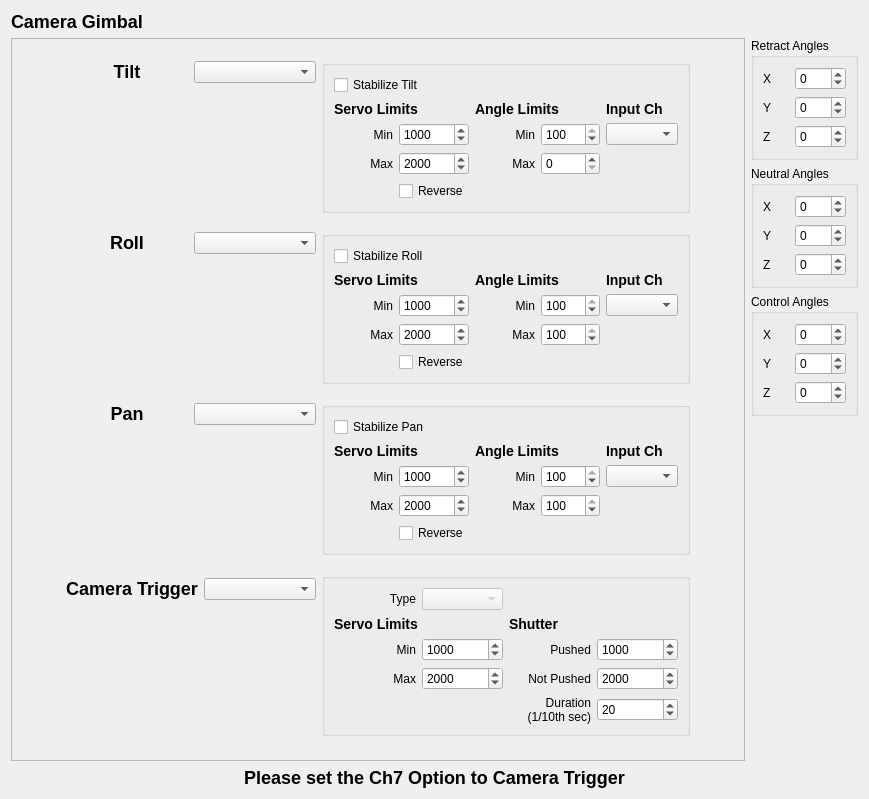
ArduPilot/apm_planner, file src/ui/configuration/CameraGimbalConfig.ui: the form before one commit.
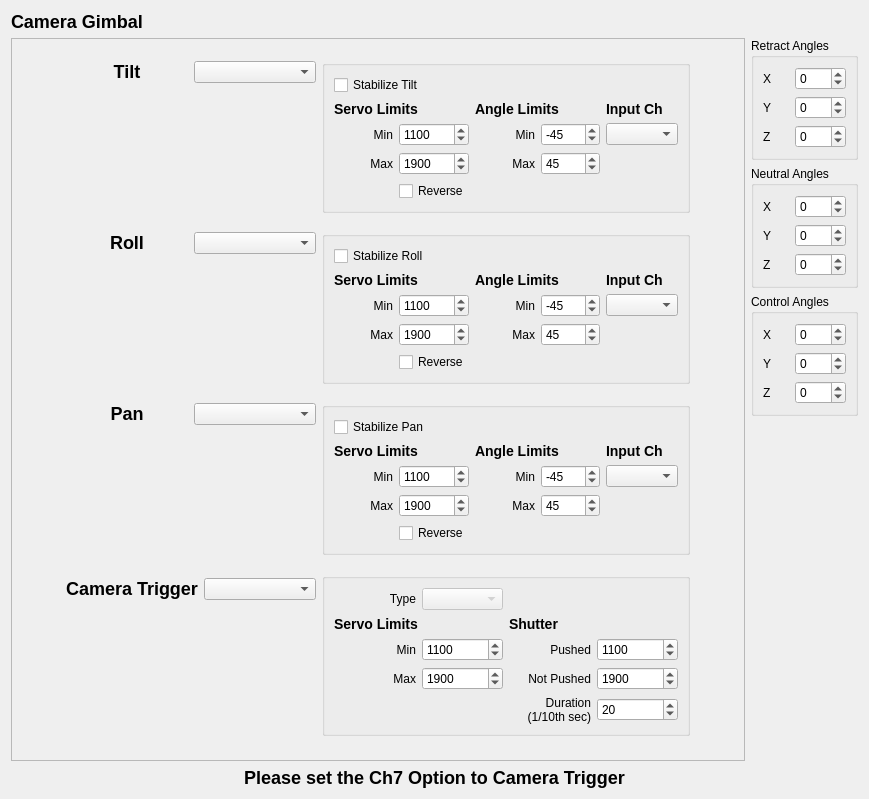
The form after the commit. Icons and pictures are not drawn.

Commit message: Camera Gimbal: Fixes spinbox ranges to stop errant inputs

Diff of the .ui file:
```diff
--- a/src/ui/configuration/CameraGimbalConfig.ui
+++ b/src/ui/configuration/CameraGimbalConfig.ui
@@ -147,33 +147,42 @@
                   <item row="2" column="3">
                    <widget class="QSpinBox" name="tiltAngleMinSpinBox">
                     <property name="minimum">
-                     <number>-100</number>
+                     <number>-90</number>
                     </property>
                     <property name="maximum">
-                     <number>100</number>
+                     <number>90</number>
                     </property>
                     <property name="value">
-                     <number>100</number>
+                     <number>-45</number>
                     </property>
                    </widget>
                   </item>
                   <item row="2" column="1">
                    <widget class="QSpinBox" name="tiltServoMinSpinBox">
+                    <property name="minimum">
+                     <number>900</number>
+                    </property>
                     <property name="maximum">
-                     <number>3000</number>
+                     <number>2100</number>
                     </property>
                     <property name="value">
-                     <number>1000</number>
+                     <number>1100</number>
                     </property>
                    </widget>
                   </item>
                   <item row="3" column="1">
                    <widget class="QSpinBox" name="tiltServoMaxSpinBox">
+                    <property name="minimum">
+                     <number>900</number>
+                    </property>
                     <property name="maximum">
-                     <number>3000</number>
+                     <number>2100</number>
+                    </property>
+                    <property name="singleStep">
+                     <number>1</number>
                     </property>
                     <property name="value">
-                     <number>2000</number>
+                     <number>1900</number>
                     </property>
                    </widget>
                   </item>
@@ -244,11 +253,17 @@
                   </item>
                   <item row="3" column="3">
                    <widget class="QSpinBox" name="tiltAngleMaxSpinBox">
+                    <property name="minimum">
+                     <number>-90</number>
+                    </property>
                     <property name="maximum">
-                     <number>100</number>
+                     <number>90</number>
+                    </property>
+                    <property name="singleStep">
+                     <number>1</number>
                     </property>
                     <property name="value">
-                     <number>0</number>
+                     <number>45</number>
                     </property>
                    </widget>
                   </item>
@@ -358,11 +373,14 @@
                   </item>
                   <item row="2" column="1">
                    <widget class="QSpinBox" name="rollServoMinSpinBox">
+                    <property name="minimum">
+                     <number>900</number>
+                    </property>
                     <property name="maximum">
-                     <number>3000</number>
+                     <number>2100</number>
                     </property>
                     <property name="value">
-                     <number>1000</number>
+                     <number>1100</number>
                     </property>
                    </widget>
                   </item>
@@ -379,13 +397,13 @@
                   <item row="2" column="3">
                    <widget class="QSpinBox" name="rollAngleMinSpinBox">
                     <property name="minimum">
-                     <number>-100</number>
+                     <number>-90</number>
                     </property>
                     <property name="maximum">
-                     <number>100</number>
+                     <number>90</number>
                     </property>
                     <property name="value">
-                     <number>100</number>
+                     <number>-45</number>
                     </property>
                    </widget>
                   </item>
@@ -404,11 +422,17 @@
                   </item>
                   <item row="3" column="1">
                    <widget class="QSpinBox" name="rollServoMaxSpinBox">
+                    <property name="minimum">
+                     <number>900</number>
+                    </property>
                     <property name="maximum">
-                     <number>3000</number>
+                     <number>2100</number>
+                    </property>
+                    <property name="singleStep">
+                     <number>1</number>
                     </property>
                     <property name="value">
-                     <number>2000</number>
+                     <number>1900</number>
                     </property>
                    </widget>
                   </item>
@@ -425,13 +449,16 @@
                   <item row="3" column="3">
                    <widget class="QSpinBox" name="rollAngleMaxSpinBox">
                     <property name="minimum">
-                     <number>-100</number>
+                     <number>-90</number>
                     </property>
                     <property name="maximum">
-                     <number>100</number>
+                     <number>90</number>
+                    </property>
+                    <property name="singleStep">
+                     <number>1</number>
                     </property>
                     <property name="value">
-                     <number>100</number>
+                     <number>45</number>
                     </property>
                    </widget>
                   </item>
@@ -519,11 +546,17 @@
                   </item>
                   <item row="3" column="1">
                    <widget class="QSpinBox" name="panServoMaxSpinBox">
+                    <property name="minimum">
+                     <number>900</number>
+                    </property>
                     <property name="maximum">
-                     <number>3000</number>
+                     <number>2100</number>
+                    </property>
+                    <property name="singleStep">
+                     <number>1</number>
                     </property>
                     <property name="value">
-                     <number>2000</number>
+                     <number>1900</number>
                     </property>
                    </widget>
                   </item>
@@ -566,11 +599,14 @@
                   </item>
                   <item row="2" column="1">
                    <widget class="QSpinBox" name="panServoMinSpinBox">
+                    <property name="minimum">
+                     <number>900</number>
+                    </property>
                     <property name="maximum">
-                     <number>3000</number>
+                     <number>2100</number>
                     </property>
                     <property name="value">
-                     <number>1000</number>
+                     <number>1100</number>
                     </property>
                    </widget>
                   </item>
@@ -601,13 +637,13 @@
                   <item row="2" column="3">
                    <widget class="QSpinBox" name="panAngleMinSpinBox">
                     <property name="minimum">
-                     <number>-100</number>
+                     <number>-90</number>
                     </property>
                     <property name="maximum">
-                     <number>100</number>
+                     <number>90</number>
                     </property>
                     <property name="value">
-                     <number>100</number>
+                     <number>-45</number>
                     </property>
                    </widget>
                   </item>
@@ -621,13 +657,16 @@
                   <item row="3" column="3">
                    <widget class="QSpinBox" name="panAngleMaxSpinBox">
                     <property name="minimum">
-                     <number>-100</number>
+                     <number>-90</number>
                     </property>
                     <property name="maximum">
-                     <number>100</number>
+                     <number>90</number>
+                    </property>
+                    <property name="singleStep">
+                     <number>1</number>
                     </property>
                     <property name="value">
-                     <number>100</number>
+                     <number>45</number>
                     </property>
                    </widget>
                   </item>
@@ -733,11 +772,14 @@
                   </item>
                   <item row="2" column="1">
                    <widget class="QSpinBox" name="camTriggerServoMinSpinBox">
+                    <property name="minimum">
+                     <number>900</number>
+                    </property>
                     <property name="maximum">
-                     <number>3000</number>
+                     <number>2100</number>
                     </property>
                     <property name="value">
-                     <number>1000</number>
+                     <number>1100</number>
                     </property>
                    </widget>
                   </item>
@@ -753,11 +795,14 @@
                   </item>
                   <item row="2" column="3">
                    <widget class="QSpinBox" name="camTriggerOnPwmSpinBox">
+                    <property name="minimum">
+                     <number>900</number>
+                    </property>
                     <property name="maximum">
-                     <number>3000</number>
+                     <number>2100</number>
                     </property>
                     <property name="value">
-                     <number>1000</number>
+                     <number>1100</number>
                     </property>
                    </widget>
                   </item>
@@ -773,11 +818,17 @@
                   </item>
                   <item row="3" column="1">
                    <widget class="QSpinBox" name="camTriggerServoMaxSpinBox">
+                    <property name="minimum">
+                     <number>900</number>
+                    </property>
                     <property name="maximum">
-                     <number>3000</number>
+                     <number>2100</number>
+                    </property>
+                    <property name="singleStep">
+                     <number>1</number>
                     </property>
                     <property name="value">
-                     <number>2000</number>
+                     <number>1900</number>
                     </property>
                    </widget>
                   </item>
@@ -793,11 +844,14 @@
                   </item>
                   <item row="3" column="3">
                    <widget class="QSpinBox" name="camTriggerOffPwmSpinBox">
+                    <property name="minimum">
+                     <number>900</number>
+                    </property>
                     <property name="maximum">
-                     <number>3000</number>
+                     <number>2100</number>
                     </property>
                     <property name="value">
-                     <number>2000</number>
+                     <number>1900</number>
                     </property>
                    </widget>
                   </item>
```
